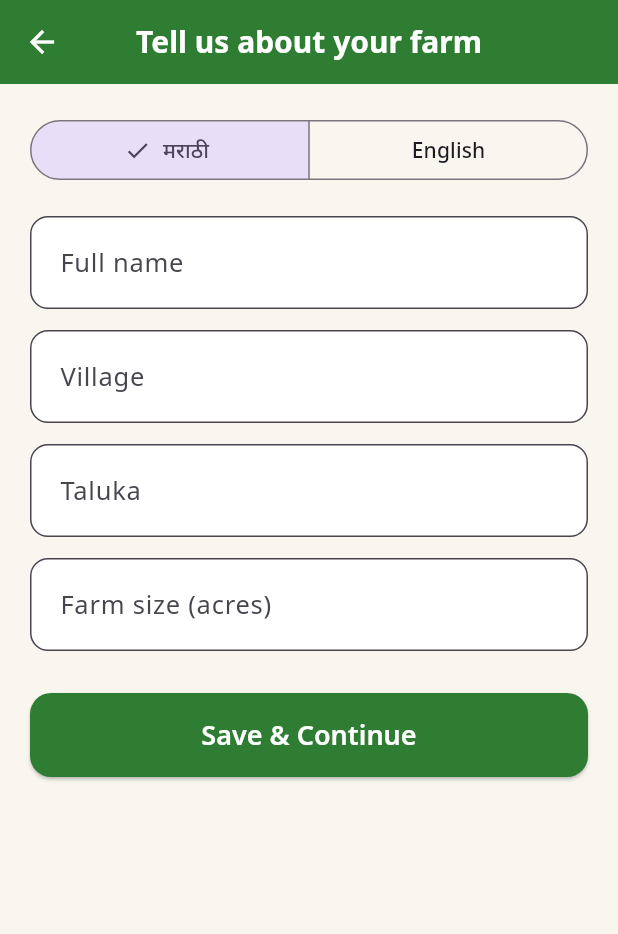
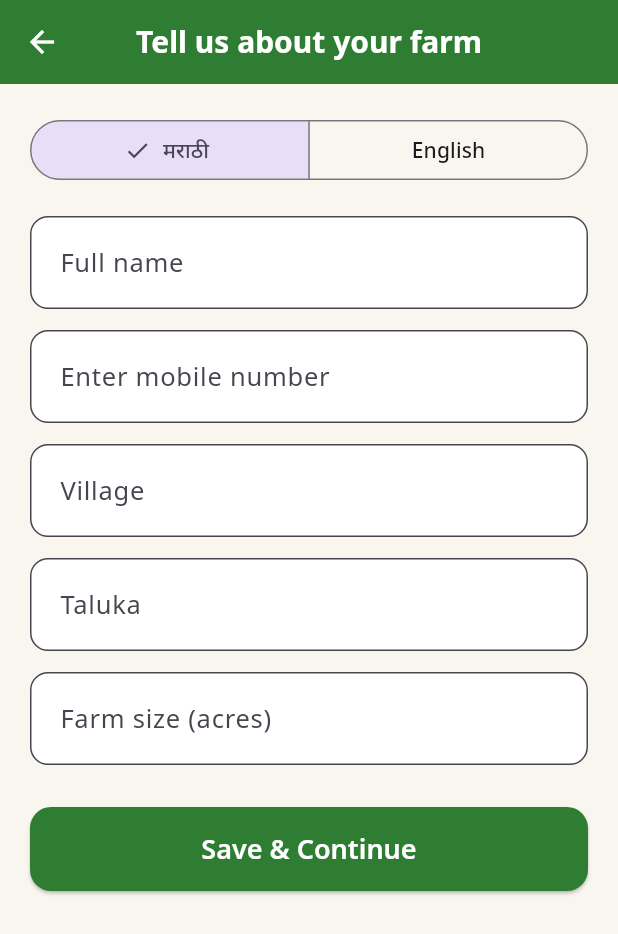
Before and after one commit to godlandgadekar06-art/agrosmart, a Flutter app: the ProfileSetupScreen screen opened directly, on a phone screen of 412 x 824 dp. Shown: the top 934 px of the screen. Run offline on Flutter 3.47's test engine with Material 3 defaults, Android fonts, the phone set to English and light mode, and no system bars; our stand-ins replace fl_chart, flutter_tts, google_fonts, speech_to_text, supabase_flutter; accounts and stored records are empty.

Commit message:
Add phone number input to profile setup
Added a phone number input field and updated the save method to use the phone number from the input.

```diff
--- a/lib/screens/profile_setup_screen.dart
+++ b/lib/screens/profile_setup_screen.dart
@@ -11,6 +11,7 @@ class ProfileSetupScreen extends StatefulWidget {
 
 class _ProfileSetupScreenState extends State<ProfileSetupScreen> {
   final _nameCtrl = TextEditingController();
+  final _phoneCtrl = TextEditingController();
   final _villageCtrl = TextEditingController();
   final _talukaCtrl = TextEditingController();
   final _farmSizeCtrl = TextEditingController();
@@ -20,10 +21,9 @@ class _ProfileSetupScreenState extends State<ProfileSetupScreen> {
   Future<void> _save() async {
     if (_nameCtrl.text.trim().isEmpty) return;
     setState(() => _saving = true);
-    final phone = SupabaseService.instance.currentUser?.phone ?? '';
     await SupabaseService.instance.upsertFarmerProfile(
       name: _nameCtrl.text.trim(),
-      phone: phone,
+      phone: _phoneCtrl.text.trim(),
       village: _villageCtrl.text.trim(),
       taluka: _talukaCtrl.text.trim(),
       preferredLanguage: _language,
@@ -63,6 +63,12 @@ class _ProfileSetupScreenState extends State<ProfileSetupScreen> {
             ),
             const SizedBox(height: 14),
             TextField(
+              controller: _phoneCtrl,
+              keyboardType: TextInputType.phone,
+              decoration: InputDecoration(hintText: s.t('phone_hint')),
+            ),
+            const SizedBox(height: 14),
+            TextField(
               controller: _villageCtrl,
               decoration: InputDecoration(hintText: s.t('village_hint')),
             ),
```
